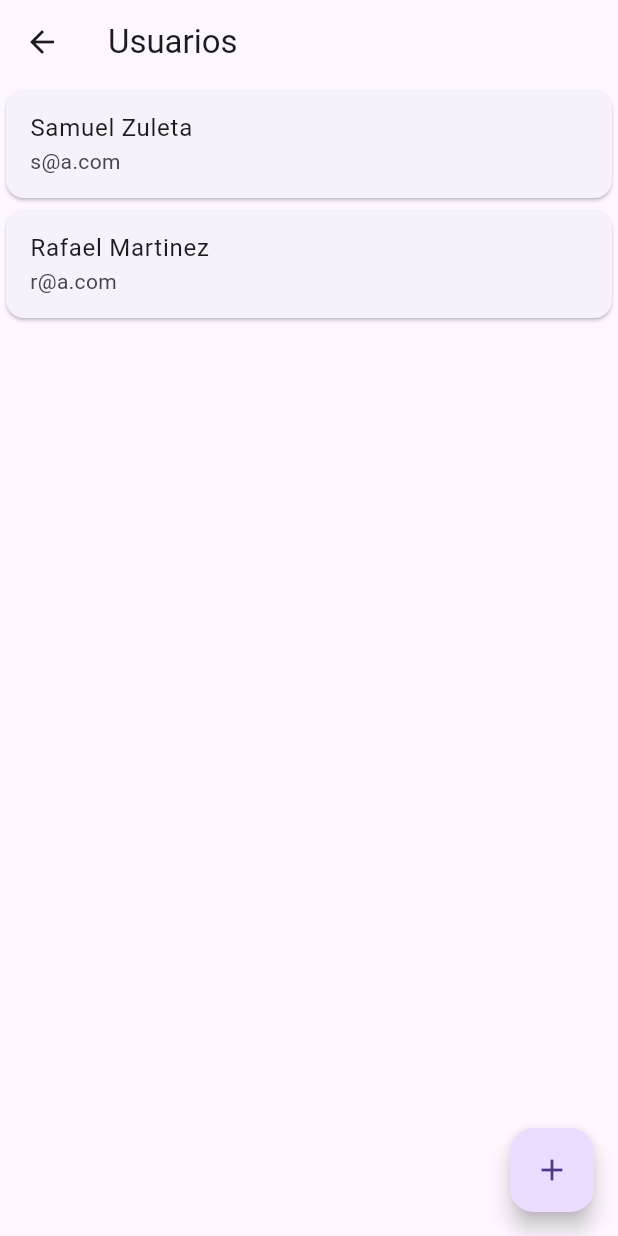
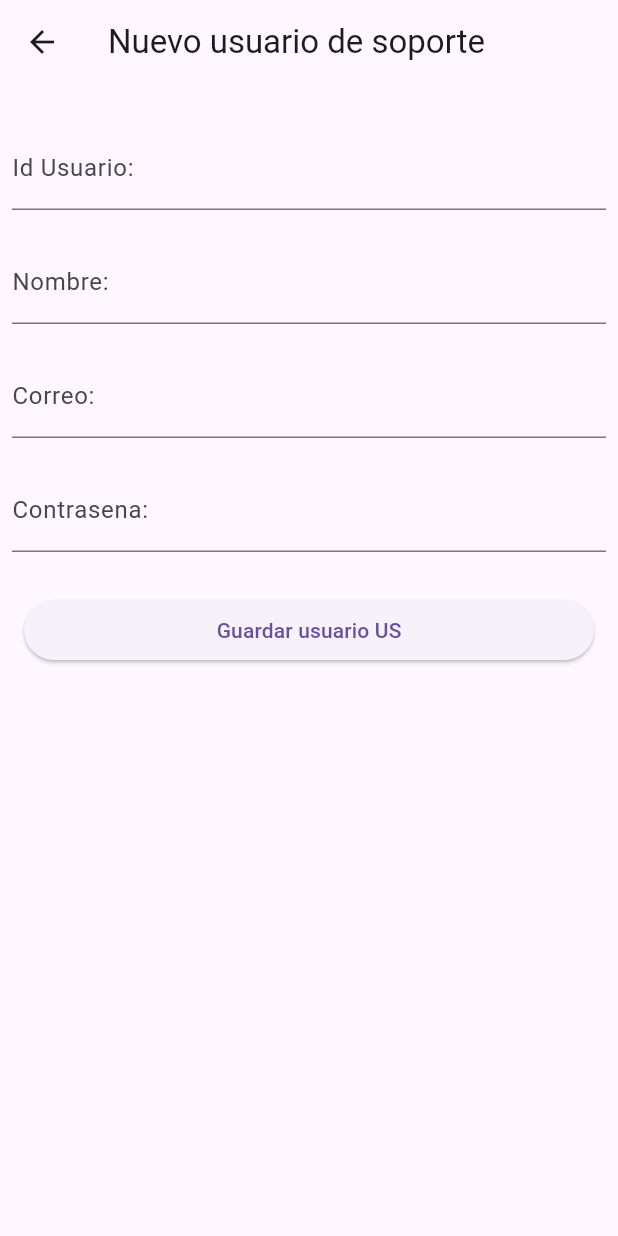
Before and after one commit to Sazumo203/Proyecto_En_Clase_Movil, a Flutter app: the UsersListUc screen opened directly, after a tap on the "add" icon, on a phone screen of 412 x 824 dp. Run offline on Flutter 3.47's test engine with Material 3 defaults, Android fonts, the phone set to English and light mode, and no system bars; our stand-ins replace get; missing offline and left inert: dart:html.

```diff
--- a/proyecto_1/lib/ui/pages/controllers/User_controller.dart
+++ b/proyecto_1/lib/ui/pages/controllers/User_controller.dart
@@ -19,10 +19,7 @@ class UserController extends GetxController {
   initUsers() async {
     _users.value = [
       Usuario(
-          id: 111,
-          name: "Samuel Zuleta",
-          correo: "s@a.com",
-          password: "54321"),
+          id: 111, name: "Samuel Zuleta", correo: "s@a.com", password: "54321"),
       Usuario(
           id: 222,
           name: "Rafael Martinez",
--- a/proyecto_1/lib/ui/pages/controllers/login_controller.dart
+++ b/proyecto_1/lib/ui/pages/controllers/login_controller.dart
@@ -1,19 +1,37 @@
 import 'package:get/get.dart';
+import 'package:proyecto_1/domain/models/Usuarios.dart';
+import 'package:proyecto_1/ui/pages/controllers/Report_controller.dart';
+import 'package:proyecto_1/ui/pages/controllers/User_controller.dart';
 
 class LoginController extends GetxController {
   var _logged = false.obs;
   var _rol = "".obs;
-
+  var _idusuario = 0.obs;
+  var _nombreusuario = "".obs;
+  final UserController _userController = Get.find<UserController>();
   bool get correo => _logged.value;
   String get rol => _rol.value;
+  String get nombreusuario => _nombreusuario.value;
+  int get idusuario => _idusuario.value;
 
   Future<bool> login(correo, contrasena) async {
-    if (correo == "a@a.com" && contrasena == "123456") {
+    if ((correo == "a@a.com" && contrasena == "123456") ||
+        (correo == "b@a.com" && contrasena == "123456")) {
       _logged.value = true;
       _rol.value = "uc";
-    } else if (correo == "zi@hotmail.com" && contrasena == "12345") {
-      _logged.value = true;
-      _rol.value = "us";
+    } else {
+      Usuario? usuarioEncontrado = _userController.users.firstWhereOrNull(
+        (user) => user.correo == correo && user.password == contrasena,
+      );
+
+      if (usuarioEncontrado != null) {
+        _logged.value = true;
+        _idusuario.value = usuarioEncontrado.gid!;
+        _nombreusuario.value = usuarioEncontrado.name;
+        _rol.value = "us"; // Aquí puedes asignar el rol según tu lógica
+      } else {
+        _logged.value = false;
+      }
     }
     return Future.value(_logged.value);
   }
--- a/proyecto_1/lib/ui/pages/pages/add_report.dart
+++ b/proyecto_1/lib/ui/pages/pages/add_report.dart
@@ -2,6 +2,7 @@ import 'package:proyecto_1/domain/models/Reportes.dart';
 import 'package:flutter/material.dart';
 import 'package:get/get.dart';
 import 'package:proyecto_1/ui/pages/controllers/Report_controller.dart';
+import 'package:proyecto_1/ui/pages/controllers/login_controller.dart';
 import 'package:proyecto_1/ui/pages/widgets/hora.dart';
 import 'package:proyecto_1/ui/pages/widgets/inputint.dart';
 
@@ -14,6 +15,7 @@ class NewReportPage extends StatefulWidget {
 
 class _NewUserPageState extends State<NewReportPage> {
   final controllerId = TextEditingController();
+  LoginController loginController = Get.find();
   final controllerIdCliente = TextEditingController();
   final controllerTitle = TextEditingController();
   final controllerBody = TextEditingController();
@@ -109,8 +111,8 @@ class _NewUserPageState extends State<NewReportPage> {
                             await reportController.addReport(Reporte(
                                 id: int.parse(controllerId.text),
                                 idcliente: int.parse(controllerIdCliente.text),
-                                creatorName: "Creator",
-                                creactorId: 5,
+                                creatorName: loginController.nombreusuario,
+                                creactorId: loginController.idusuario,
                                 title: controllerTitle.text,
                                 body: controllerBody.text,
                                 grade: 0,
--- /dev/null
+++ b/proyecto_1/lib/ui/pages/pages/add_user.dart
@@ -0,0 +1,95 @@
+import 'package:proyecto_1/domain/models/Reportes.dart';
+import 'package:flutter/material.dart';
+import 'package:get/get.dart';
+import 'package:proyecto_1/domain/models/Usuarios.dart';
+import 'package:proyecto_1/ui/pages/controllers/Report_controller.dart';
+import 'package:proyecto_1/ui/pages/controllers/User_controller.dart';
+import 'package:proyecto_1/ui/pages/controllers/login_controller.dart';
+
+class NewUserPage extends StatefulWidget {
+  const NewUserPage({Key? key}) : super(key: key);
+
+  @override
+  _NewUserPageState createState() => _NewUserPageState();
+}
+
+class _NewUserPageState extends State<NewUserPage> {
+  final controllerId = TextEditingController();
+  final controllerNombre = TextEditingController();
+  final controllerContrasena = TextEditingController();
+  final controllerCorreo = TextEditingController();
+
+  @override
+  Widget build(BuildContext context) {
+    UserController userController = Get.find();
+
+    return Scaffold(
+      appBar: AppBar(
+        title: const Text('Nuevo usuario de soporte'),
+      ),
+      body: Padding(
+        padding: const EdgeInsets.all(8.0),
+        child: Column(
+          children: [
+            const SizedBox(
+              height: 20,
+            ),
+            TextField(
+                controller: controllerId,
+                decoration: const InputDecoration(
+                  labelText: 'Id Usuario: ',
+                )),
+            const SizedBox(
+              height: 20,
+            ),
+            TextField(
+                controller: controllerNombre,
+                decoration: const InputDecoration(
+                  labelText: 'Nombre: ',
+                )),
+            const SizedBox(
+              height: 20,
+            ),
+            TextField(
+                controller: controllerCorreo,
+                decoration: const InputDecoration(
+                  labelText: 'Correo: ',
+                )),
+            const SizedBox(
+              height: 20,
+            ),
+            TextField(
+                controller: controllerContrasena,
+                decoration: const InputDecoration(
+                  labelText: 'Contrasena: ',
+                )),
+            const SizedBox(
+              height: 20,
+            ),
+            Padding(
+              padding: const EdgeInsets.all(8.0),
+              child: Row(
+                mainAxisAlignment: MainAxisAlignment.end,
+                children: [
+                  Expanded(
+                      flex: 2,
+                      child: ElevatedButton(
+                          onPressed: () async {
+                            await userController.addUser(Usuario(
+                              id: int.parse(controllerId.text),
+                              name: controllerNombre.text,
+                              correo: controllerCorreo.text,
+                              password: controllerContrasena.text,
+                            ));
+                            Get.back();
+                          },
+                          child: const Text("Guardar usuario US")))
+                ],
+              ),
+            )
+          ],
+        ),
+      ),
+    );
+  }
+}
--- a/proyecto_1/lib/ui/pages/pages/client_list_uc.dart
+++ b/proyecto_1/lib/ui/pages/pages/client_list_uc.dart
@@ -2,7 +2,6 @@ import 'package:flutter/material.dart';
 import 'package:get/get.dart';
 import 'package:proyecto_1/domain/models/Clientes.dart';
 import 'package:proyecto_1/ui/pages/controllers/Client_controller.dart';
-
 
 class ClientListUc extends StatefulWidget {
   const ClientListUc({super.key});
@@ -17,8 +16,7 @@ class _ClientListUc extends State<ClientListUc> {
   @override
   Widget build(BuildContext context) {
     return Scaffold(
-      appBar: AppBar(title: const Text("Clientes"),
-      actions: const []),
+      appBar: AppBar(title: const Text("Clientes"), actions: const []),
       body: Center(child: _getXlistView()),
       floatingActionButton: FloatingActionButton(
         onPressed: () async {
--- a/proyecto_1/lib/ui/pages/pages/users_list_uc.dart
+++ b/proyecto_1/lib/ui/pages/pages/users_list_uc.dart
@@ -2,7 +2,7 @@ import 'package:flutter/material.dart';
 import 'package:get/get.dart';
 import 'package:proyecto_1/domain/models/Usuarios.dart';
 import 'package:proyecto_1/ui/pages/controllers/User_controller.dart';
-
+import 'package:proyecto_1/ui/pages/pages/add_user.dart';
 
 class UsersListUc extends StatefulWidget {
   const UsersListUc({super.key});
@@ -17,15 +17,13 @@ class _UsersListUc extends State<UsersListUc> {
   @override
   Widget build(BuildContext context) {
     return Scaffold(
-      appBar: AppBar(title: const Text("Usuarios"),
-      actions: const []),
+      appBar: AppBar(title: const Text("Usuarios"), actions: const []),
       body: Center(child: _getXlistView()),
       floatingActionButton: FloatingActionButton(
         onPressed: () async {
-          //Get.to(
-          //  () => const NewReportPage(),
-          //  //arguments: [user, user.id]
-          //);
+          Get.to(
+            () => const NewUserPage(),
+          );
         },
         child: const Icon(Icons.add),
       ),
```
Also changed, not shown: proyecto_1/lib/main.dart (+3 -8 lines), proyecto_1/lib/ui/pages/pages/report_list.dart (+14 -13 lines).
